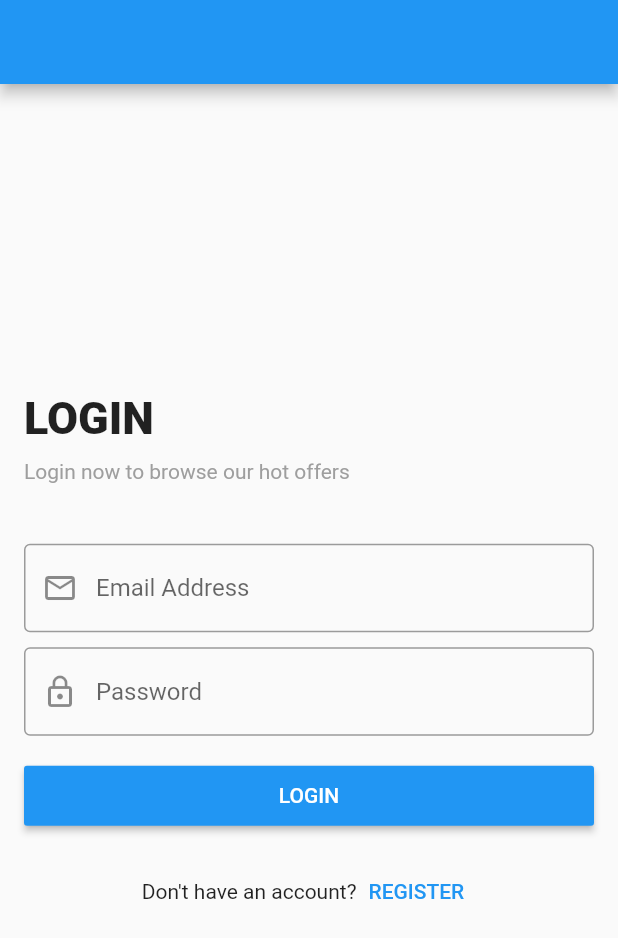
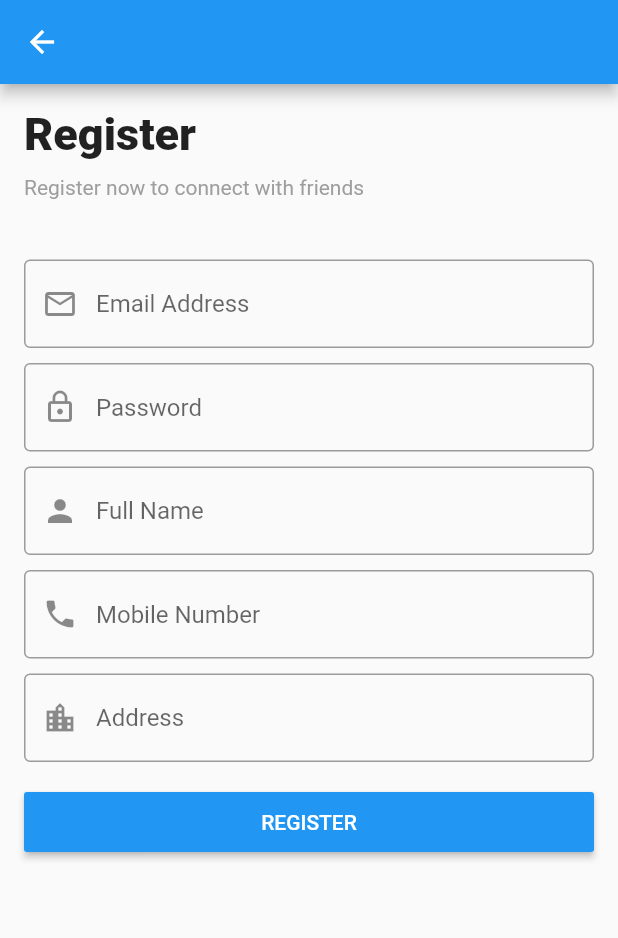
Before and after one commit to abdullahmansss/blue_squad_app, a Flutter app: the screen it shows after launch, after a tap on "REGISTER", on a phone screen of 412 x 824 dp. Shown: the top 938 px of the screen. Run offline on Flutter 3.47's test engine with Material 2 defaults, Android fonts, the phone set to English and light mode, and no system bars; our stand-ins replace bloc, carousel_slider, cloud_firestore, dio, firebase_auth, firebase_core and 7 more; missing offline and left inert: flutter_facebook_auth; accounts and stored records are empty.

Commit message:
social firestore

```diff
--- /dev/null
+++ b/lib/layout/social/cubit/states.dart
@@ -0,0 +1,9 @@
+abstract class SocialStates {}
+
+class SocialInitialState extends SocialStates {}
+
+class SocialGetUserLoadingState extends SocialStates {}
+
+class SocialGetUserSuccessState extends SocialStates {}
+
+class SocialGetUserErrorState extends SocialStates {}
--- a/lib/main.dart
+++ b/lib/main.dart
@@ -1,12 +1,18 @@
 import 'package:blue_squad_app/counter/cubit/cubit.dart';
 import 'package:blue_squad_app/layout/shop/cubit/cubit.dart';
 import 'package:blue_squad_app/layout/shop/shop_layout.dart';
+import 'package:blue_squad_app/layout/social/cubit/cubit.dart';
+import 'package:blue_squad_app/layout/social/social_layout.dart';
 import 'package:blue_squad_app/layout/todo/cubit/cubit.dart';
 import 'package:blue_squad_app/modules/shop/login/login_screen.dart';
+import 'package:blue_squad_app/modules/social/login/login_screen.dart';
 import 'package:blue_squad_app/shared/bloc_observer.dart';
+import 'package:blue_squad_app/shared/components/conponents.dart';
 import 'package:blue_squad_app/shared/constants.dart';
 import 'package:blue_squad_app/shared/network/local/cache_helper.dart';
 import 'package:blue_squad_app/shared/network/remote/dio_helper.dart';
+import 'package:firebase_auth/firebase_auth.dart';
+import 'package:firebase_core/firebase_core.dart';
 import 'package:flutter/material.dart';
 import 'package:flutter_bloc/flutter_bloc.dart';
 
@@ -14,15 +20,24 @@ void main() async {
   WidgetsFlutterBinding.ensureInitialized();
 
   Bloc.observer = MyBlocObserver();
+  await Firebase.initializeApp().then((value) {
+    print('Firebase Initialized Successfully');
+  }).catchError((error){
+    print('Firebase Initialized Error => ${error.toString()}');
+  });
 
   DioHelper.init();
   await CacheHelper.init();
+  user = FirebaseAuth.instance.currentUser;
+
+  if(user != null) print(user!.uid);
 
   token = CacheHelper.getData(key: 'userToken');
 
   runApp(
     MyApp(
       token: token,
+      user: user,
     ),
   );
 }
@@ -32,9 +47,11 @@ void main() async {
 
 class MyApp extends StatelessWidget {
   String? token;
+  User? user;
 
   MyApp({
     this.token,
+    this.user,
   });
 
   @override
@@ -47,10 +64,13 @@ class MyApp extends StatelessWidget {
         BlocProvider(
           create: (BuildContext context) => ShopCubit()..getHomeData()..getCategoriesData()..getFavoritesData(),
         ),
+        BlocProvider(
+          create: (BuildContext context) => SocialCubit()..getUserDataRealTime(),
+        ),
       ],
       child: MaterialApp(
         debugShowCheckedModeBanner: false,
-        home: token == null ? LoginScreen() : ShopLayout(),
+        home: user != null ? SocialLayout() : SocialLoginScreen(),
       ),
     );
   }
--- /dev/null
+++ b/lib/models/social/user_model.dart
@@ -0,0 +1,27 @@
+class UserModel {
+  String? uId;
+  String? name;
+  String? phone;
+  String? address;
+
+  UserModel({
+    this.uId,
+    this.name,
+    this.phone,
+    this.address,
+  });
+
+  UserModel.fromMap(Map<String, dynamic> json) {
+    uId = json['uId'];
+    name = json['name'];
+    phone = json['phone'];
+    address = json['address'];
+  }
+
+  Map<String, dynamic> toMap() => {
+    'uId': uId,
+    'name': name,
+    'phone': phone,
+    'address': address,
+  };
+}
--- /dev/null
+++ b/lib/modules/social/login/login_screen.dart
@@ -0,0 +1,159 @@
+import 'package:blue_squad_app/layout/shop/shop_layout.dart';
+import 'package:blue_squad_app/layout/social/social_layout.dart';
+import 'package:blue_squad_app/modules/shop/login/cubit/cubit.dart';
+import 'package:blue_squad_app/modules/shop/login/cubit/states.dart';
+import 'package:blue_squad_app/modules/social/login/cubit/cubit.dart';
+import 'package:blue_squad_app/modules/social/login/cubit/states.dart';
+import 'package:blue_squad_app/modules/social/register/register_screen.dart';
+import 'package:blue_squad_app/shared/components/conponents.dart';
+import 'package:blue_squad_app/shared/components/default_button.dart';
+import 'package:blue_squad_app/shared/components/default_form_field.dart';
+import 'package:flutter/material.dart';
+import 'package:flutter_bloc/flutter_bloc.dart';
+import 'package:font_awesome_flutter/font_awesome_flutter.dart';
+import 'package:hexcolor/hexcolor.dart';
+
+class SocialLoginScreen extends StatelessWidget {
+  TextEditingController emailController = TextEditingController();
+  TextEditingController passwordController = TextEditingController();
+
+  @override
+  Widget build(BuildContext context) {
+    return BlocProvider(
+      create: (BuildContext context) => SocialLoginCubit(),
+      child: BlocConsumer<SocialLoginCubit, SocialLoginStates>(
+        listener: (context, state) {
+          if (state is SocialLoginSuccessState) {
+            navigateAndFinish(
+              context: context,
+              widget: SocialLayout(),
+            );
+          }
+        },
+        builder: (context, state) {
+          return Scaffold(
+            appBar: AppBar(),
+            body: Padding(
+              padding: const EdgeInsets.all(16.0),
+              child: Column(
+                crossAxisAlignment: CrossAxisAlignment.start,
+                mainAxisAlignment: MainAxisAlignment.center,
+                children: [
+                  Text(
+                    'LOGIN',
+                    style: TextStyle(
+                      fontWeight: FontWeight.w900,
+                      fontSize: 30.0,
+                    ),
+                  ),
+                  SizedBox(
+                    height: 10.0,
+                  ),
+                  Text(
+                    'Login now to connect with friends',
+                    style: TextStyle(
+                      color: Colors.grey,
+                    ),
+                  ),
+                  SizedBox(
+                    height: 40.0,
+                  ),
+                  DefaultFormField(
+                    controller: emailController,
+                    type: TextInputType.emailAddress,
+                    label: 'Email Address',
+                    prefix: Icons.email_outlined,
+                  ),
+                  SizedBox(
+                    height: 10.0,
+                  ),
+                  DefaultFormField(
+                    controller: passwordController,
+                    type: TextInputType.visiblePassword,
+                    label: 'Password',
+                    prefix: Icons.lock_outline,
+                  ),
+                  SizedBox(
+                    height: 20.0,
+                  ),
+                  if (state is! LoginLoadingState)
+                    DefaultButton(
+                      function: () {
+                        SocialLoginCubit.get(context).userLogin(
+                          email: emailController.text,
+                          password: passwordController.text,
+                        );
+                      },
+                      text: 'login',
+                    ),
+                  if (state is LoginLoadingState)
+                    Center(child: CircularProgressIndicator()),
+                  SizedBox(
+                    height: 20.0,
+                  ),
+                  Row(
+                    mainAxisAlignment: MainAxisAlignment.center,
+                    children: [
+                      GestureDetector(
+                        onTap: (){
+                          SocialLoginCubit.get(context).googleSignIn();
+                        },
+                        child: CircleAvatar(
+                          radius: 20.0,
+                          backgroundColor: HexColor('FE5656'),
+                          child: Icon(
+                              FontAwesomeIcons.google,
+                            size: 16.0,
+                          ),
+                        ),
+                      ),
+                      SizedBox(
+                        width: 20.0,
+                      ),
+                      GestureDetector(
+                        onTap: (){
+                          SocialLoginCubit.get(context).facebookSignIn();
+                        },
+                        child: CircleAvatar(
+                          radius: 20.0,
+                          child: Icon(
+                              FontAwesomeIcons.facebookF,
+                            size: 16.0,
+                          ),
+                        ),
+                      ),
+                    ],
+                  ),
+                  SizedBox(
+                    height: 20.0,
+                  ),
+                  Row(
+                    mainAxisAlignment: MainAxisAlignment.center,
+                    children: [
+                      Text(
+                        'Don\'t have an account?',
+                      ),
+                      TextButton(
+                        onPressed: () {
+                          Navigator.push(
+                            context,
+                            MaterialPageRoute(
+                              builder: (context) => SocialRegisterScreen(),
+                            ),
+                          );
+                        },
+                        child: Text(
+                          'REGISTER',
+                        ),
+                      ),
+                    ],
+                  ),
+                ],
+              ),
+            ),
+          );
+        },
+      ),
+    );
+  }
+}
--- /dev/null
+++ b/lib/modules/social/register/cubit/cubit.dart
@@ -0,0 +1,72 @@
+import 'package:blue_squad_app/models/shop/shop_user_model.dart';
+import 'package:blue_squad_app/models/social/user_model.dart';
+import 'package:blue_squad_app/modules/shop/login/cubit/states.dart';
+import 'package:blue_squad_app/modules/social/login/cubit/states.dart';
+import 'package:blue_squad_app/modules/social/register/cubit/states.dart';
+import 'package:blue_squad_app/shared/network/end_points.dart';
+import 'package:blue_squad_app/shared/network/local/cache_helper.dart';
+import 'package:blue_squad_app/shared/network/remote/dio_helper.dart';
+import 'package:cloud_firestore/cloud_firestore.dart';
+import 'package:firebase_auth/firebase_auth.dart';
+import 'package:flutter/cupertino.dart';
+import 'package:flutter_bloc/flutter_bloc.dart';
+
+class SocialRegisterCubit extends Cubit<SocialRegisterStates> {
+  SocialRegisterCubit() : super(SocialRegisterInitialState());
+
+  static SocialRegisterCubit get(context) => BlocProvider.of(context);
+
+  TextEditingController emailController = TextEditingController();
+  TextEditingController passwordController = TextEditingController();
+  TextEditingController nameController = TextEditingController();
+  TextEditingController mobileController = TextEditingController();
+  TextEditingController addressController = TextEditingController();
+
+  void userRegister() {
+    emit(SocialRegisterLoadingState());
+
+    FirebaseAuth.instance
+        .createUserWithEmailAndPassword(
+          email: emailController.text,
+          password: passwordController.text,
+        )
+        .then((value) {
+          print(value.user!.uid);
+          print(value.user!.email);
+          //value.user!.sendEmailVerification();
+          setUserData(
+            uId: value.user!.uid,
+          );
+          emit(SocialRegisterSuccessState());
+    })
+        .catchError((error) {
+          print('User Authentication Error => ${error.toString()}');
+      emit(SocialRegisterErrorState());
+    });
+  }
+
+  void setUserData({
+    required String uId,
+  }) {
+    emit(SocialSetUserDataLoadingState());
+
+    UserModel userModel = UserModel(
+      uId: uId,
+      name: nameController.text,
+      address: addressController.text,
+      phone: mobileController.text,
+    );
+
+    FirebaseFirestore.instance
+        .collection('users')
+        .doc(uId)
+        .set(userModel.toMap())
+        .then((value) {
+      emit(SocialSetUserDataSuccessState());
+    })
+        .catchError((error){
+          print(error.toString());
+      emit(SocialSetUserDataErrorState());
+    });
+  }
+}
--- /dev/null
+++ b/lib/modules/social/register/cubit/states.dart
@@ -0,0 +1,15 @@
+abstract class SocialRegisterStates {}
+
+class SocialRegisterInitialState extends SocialRegisterStates {}
+
+class SocialRegisterLoadingState extends SocialRegisterStates {}
+
+class SocialRegisterSuccessState extends SocialRegisterStates {}
+
+class SocialRegisterErrorState extends SocialRegisterStates {}
+
+class SocialSetUserDataLoadingState extends SocialRegisterStates {}
+
+class SocialSetUserDataSuccessState extends SocialRegisterStates {}
+
+class SocialSetUserDataErrorState extends SocialRegisterStates {}
--- /dev/null
+++ b/lib/modules/social/register/register_screen.dart
@@ -0,0 +1,121 @@
+import 'package:blue_squad_app/layout/shop/shop_layout.dart';
+import 'package:blue_squad_app/layout/social/social_layout.dart';
+import 'package:blue_squad_app/modules/shop/login/cubit/cubit.dart';
+import 'package:blue_squad_app/modules/shop/login/cubit/states.dart';
+import 'package:blue_squad_app/modules/social/login/cubit/cubit.dart';
+import 'package:blue_squad_app/modules/social/login/cubit/states.dart';
+import 'package:blue_squad_app/modules/social/register/cubit/cubit.dart';
+import 'package:blue_squad_app/modules/social/register/cubit/states.dart';
+import 'package:blue_squad_app/shared/components/conponents.dart';
+import 'package:blue_squad_app/shared/components/default_button.dart';
+import 'package:blue_squad_app/shared/components/default_form_field.dart';
+import 'package:flutter/material.dart';
+import 'package:flutter_bloc/flutter_bloc.dart';
+
+class SocialRegisterScreen extends StatelessWidget {
+  @override
+  Widget build(BuildContext context) {
+    return BlocProvider(
+      create: (BuildContext context) => SocialRegisterCubit(),
+      child: BlocConsumer<SocialRegisterCubit, SocialRegisterStates>(
+        listener: (context, state) {
+          if(state is SocialSetUserDataSuccessState){
+            navigateAndFinish(
+              context: context,
+              widget: SocialLayout(),
+            );
+          }
+        },
+        builder: (context, state) {
+          return Scaffold(
+            appBar: AppBar(),
+            body: SingleChildScrollView(
+              child: Padding(
+                padding: const EdgeInsets.all(16.0),
+                child: Column(
+                  crossAxisAlignment: CrossAxisAlignment.start,
+                  mainAxisAlignment: MainAxisAlignment.center,
+                  children: [
+                    Text(
+                      'Register',
+                      style: TextStyle(
+                        fontWeight: FontWeight.w900,
+                        fontSize: 30.0,
+                      ),
+                    ),
+                    SizedBox(
+                      height: 10.0,
+                    ),
+                    Text(
+                      'Register now to connect with friends',
+                      style: TextStyle(
+                        color: Colors.grey,
+                      ),
+                    ),
+                    SizedBox(
+                      height: 40.0,
+                    ),
+                    DefaultFormField(
+                      controller: SocialRegisterCubit.get(context).emailController,
+                      type: TextInputType.emailAddress,
+                      label: 'Email Address',
+                      prefix: Icons.email_outlined,
+                    ),
+                    SizedBox(
+                      height: 10.0,
+                    ),
+                    DefaultFormField(
+                      controller: SocialRegisterCubit.get(context).passwordController,
+                      type: TextInputType.visiblePassword,
+                      label: 'Password',
+                      prefix: Icons.lock_outline,
+                    ),
+                    SizedBox(
+                      height: 10.0,
+                    ),
+                    DefaultFormField(
+                      controller: SocialRegisterCubit.get(context).nameController,
+                      type: TextInputType.name,
+                      label: 'Full Name',
+                      prefix: Icons.person,
+                    ),
+                    SizedBox(
+                      height: 10.0,
+                    ),
+                    DefaultFormField(
+                      controller: SocialRegisterCubit.get(context).mobileController,
+                      type: TextInputType.phone,
+                      label: 'Mobile Number',
+                      prefix: Icons.phone,
+                    ),
+                    SizedBox(
+                      height: 10.0,
+                    ),
+                    DefaultFormField(
+                      controller: SocialRegisterCubit.get(context).addressController,
+                      type: TextInputType.streetAddress,
+                      label: 'Address',
+                      prefix: Icons.location_city,
+                    ),
+                    SizedBox(
+                      height: 20.0,
+                    ),
+                    if (state is! SocialRegisterLoadingState)
+                      DefaultButton(
+                        function: () {
+                          SocialRegisterCubit.get(context).userRegister();
+                        },
+                        text: 'register',
+                      ),
+                    if (state is SocialRegisterLoadingState)
+                      Center(child: CircularProgressIndicator()),
+                  ],
+                ),
+              ),
+            ),
+          );
+        },
+      ),
+    );
+  }
+}
```
Also changed, not shown: lib/layout/social/cubit/cubit.dart (added, +45 -0 lines), lib/layout/social/social_layout.dart (added, +64 -0 lines), lib/modules/social/login/cubit/cubit.dart (added, +90 -0 lines), lib/modules/social/login/cubit/states.dart (added, +9 -0 lines), lib/shared/components/conponents.dart (+24 -6 lines), pubspec.yaml (+11 -0 lines), images/profile_vrt_raw_bytes_1587515358_10512.png (added), pubspec.lock, 5 other files.
